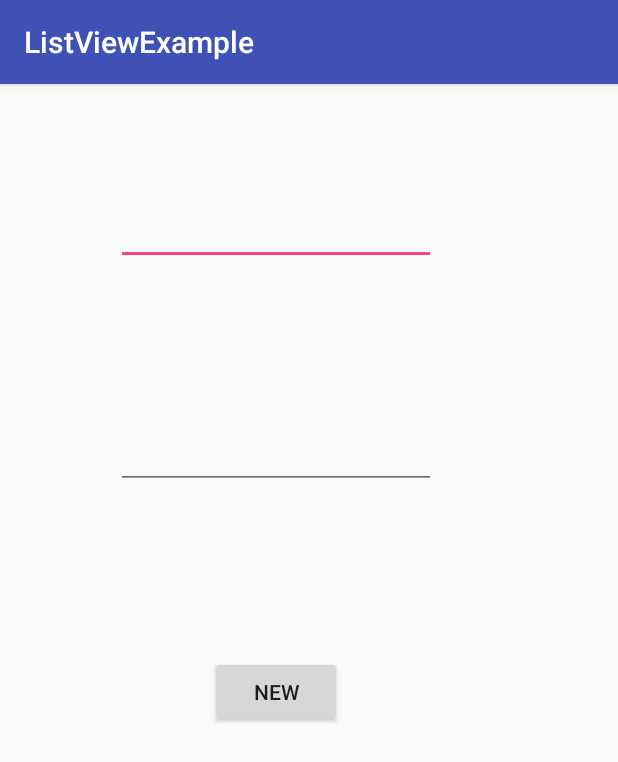
After one commit to erwanlbp/cryptolist, an Android app: the NewActivity screen opened directly, with no data from a screen before it, on a phone screen of 412 x 824 dp. The commit adds this screen. Shown: the top 762 px of the screen. Run offline under Robolectric (Android 15) with nearby library versions, the phone set to English and light mode, and no system bars.

Commit message:
Alex (#4)
* debut edit delete

* fin edit delete

* add new

```diff
--- a/app/src/main/AndroidManifest.xml
+++ b/app/src/main/AndroidManifest.xml
@@ -18,7 +18,8 @@
         </activity>
         <activity android:name=".CryptoListActivity" />
         <activity android:name=".MenuActivity" />
-        <activity android:name=".EditActivity"></activity>
+        <activity android:name=".EditActivity" />
+        <activity android:name=".NewActivity"></activity>
     </application>
 
 </manifest>
--- /dev/null
+++ b/app/src/main/java/fr/eisti/listviewexample/NewActivity.java
@@ -0,0 +1,30 @@
+package fr.eisti.listviewexample;
+
+import android.support.v7.app.AppCompatActivity;
+import android.os.Bundle;
+import android.view.View;
+import android.widget.EditText;
+
+public class NewActivity extends AppCompatActivity {
+
+    @Override
+    protected void onCreate(Bundle savedInstanceState) {
+        super.onCreate(savedInstanceState);
+        setContentView(R.layout.activity_new);
+    }
+
+    public void addNew(View view) {
+        EditText textCryptoName  = (EditText) findViewById(R.id.editCryptoName_tv);
+        EditText textCryptoDescription = (EditText) findViewById(R.id.editCryptoDescription_tv);
+
+        String name = textCryptoName.getText().toString();
+        String des = textCryptoDescription.getText().toString();
+
+        Cryptomonnaie cryptomonnaie = new Cryptomonnaie(name, des);
+
+        Datas.getInstance().add(cryptomonnaie);
+
+        finish();
+    }
+
+}
--- /dev/null
+++ b/app/src/main/res/layout/activity_new.xml
@@ -0,0 +1,45 @@
+<?xml version="1.0" encoding="utf-8"?>
+<android.support.constraint.ConstraintLayout xmlns:android="http://schemas.android.com/apk/res/android"
+    xmlns:app="http://schemas.android.com/apk/res-auto"
+    xmlns:tools="http://schemas.android.com/tools"
+    android:layout_width="match_parent"
+    android:layout_height="match_parent"
+    tools:context="fr.eisti.listviewexample.NewActivity">
+
+    <RelativeLayout
+        android:layout_width="368dp"
+        android:layout_height="495dp"
+        tools:layout_editor_absoluteY="8dp"
+        tools:layout_editor_absoluteX="8dp">
+
+        <EditText
+            android:id="@+id/newCryptoName_tv"
+            android:layout_width="wrap_content"
+            android:layout_height="wrap_content"
+            android:layout_alignParentTop="true"
+            android:layout_centerHorizontal="true"
+            android:layout_marginTop="75dp"
+            android:ems="10"
+            android:inputType="text" />
+
+        <EditText
+            android:id="@+id/newCryptoDescription_tv"
+            android:layout_width="wrap_content"
+            android:layout_height="wrap_content"
+            android:layout_alignEnd="@+id/newCryptoName_tv"
+            android:layout_centerVertical="true"
+            android:ems="10"
+            android:inputType="textMultiLine" />
+
+        <Button
+            android:id="@+id/button2"
+            android:layout_width="wrap_content"
+            android:layout_height="wrap_content"
+            android:layout_alignParentBottom="true"
+            android:layout_centerHorizontal="true"
+            android:layout_marginBottom="66dp"
+            android:onClick="addNew"
+            android:text="@string/new_button" />
+
+    </RelativeLayout>
+</android.support.constraint.ConstraintLayout>
--- a/app/src/main/res/values/strings.xml
+++ b/app/src/main/res/values/strings.xml
@@ -3,4 +3,5 @@
     <string name="delete_button">Delete</string>
     <string name="edit_button">Edit</string>
     <string name="save_button">Save</string>
+    <string name="new_button">New</string>
 </resources>
```
